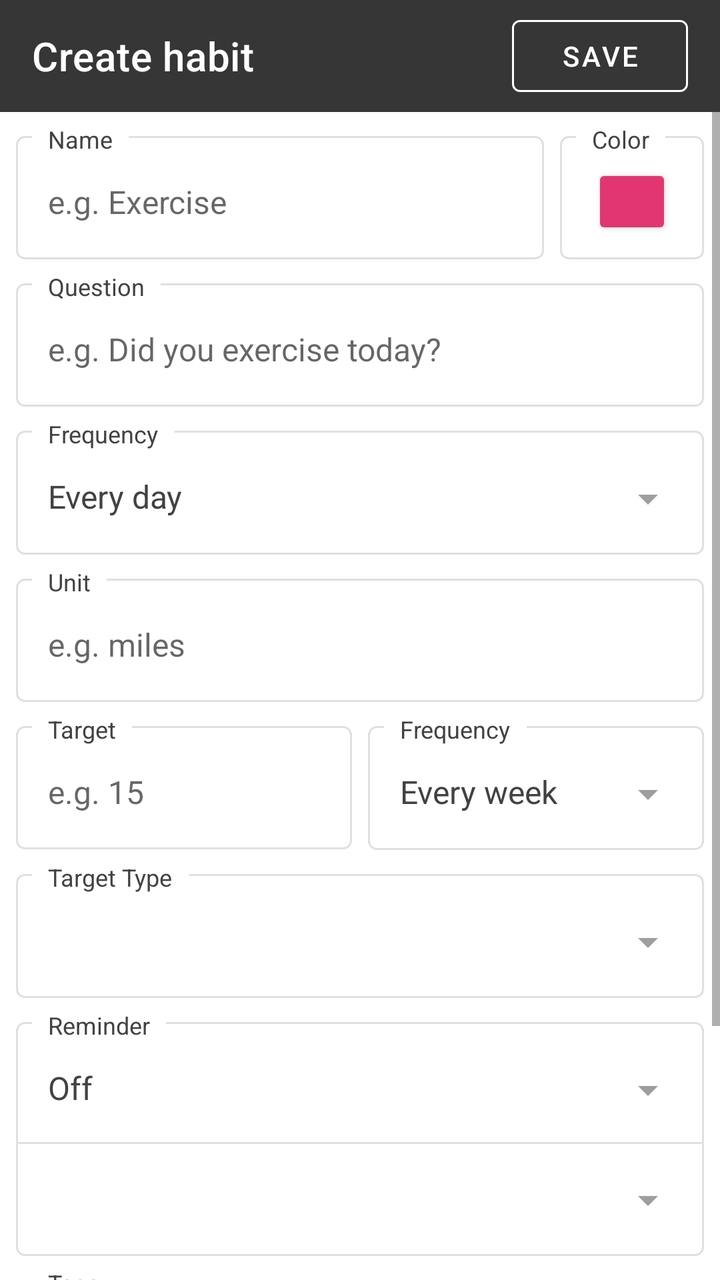
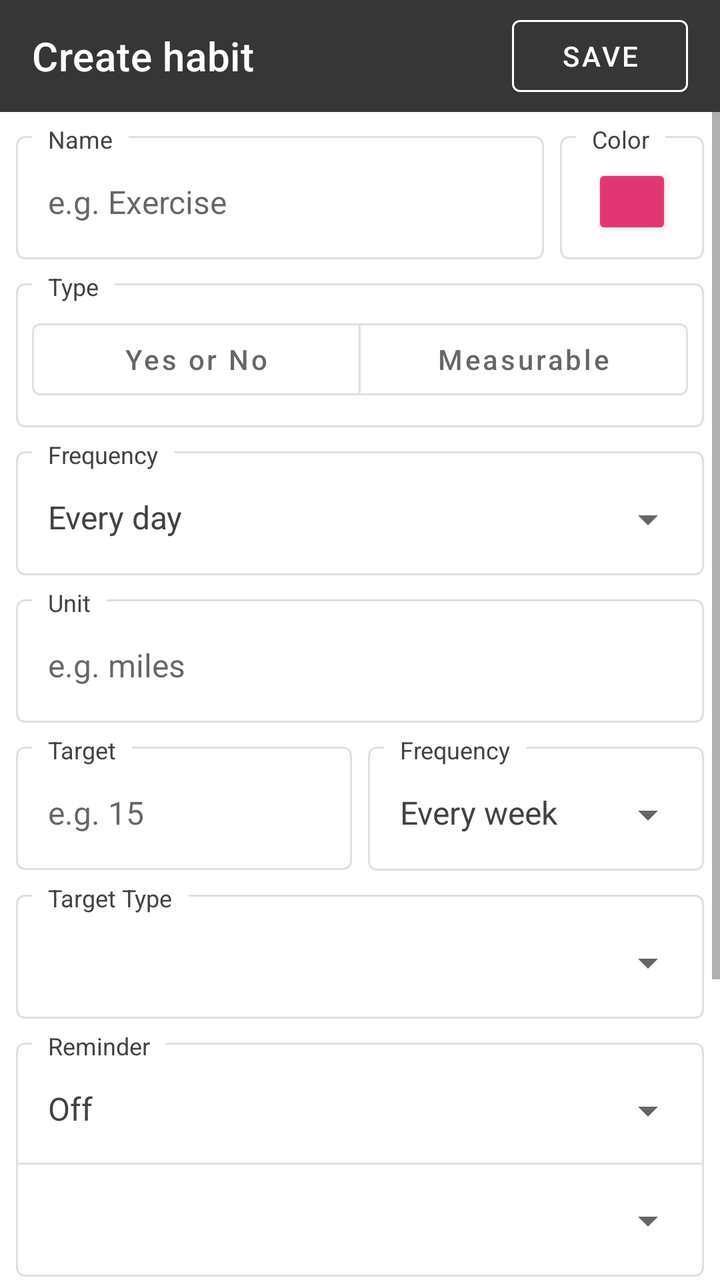

An Android layout rendered at two revisions. The XML below is the earlier revision; the diff shows what the commit changed to produce the second picture.
<!-- AndroidManifest.xml: application theme AppBaseTheme -->
<!-- res/layout/activity_edit_habit.xml -->
<?xml version="1.0" encoding="utf-8"?>
<LinearLayout
    xmlns:android="http://schemas.android.com/apk/res/android"
    xmlns:app="http://schemas.android.com/apk/res-auto"
    xmlns:tools="http://schemas.android.com/tools"
    android:layout_width="match_parent"
    android:layout_height="match_parent"
    android:background="?attr/contrast0"
    android:fitsSystemWindows="true"
    android:orientation="vertical"
    tools:context=".activities.habits.edit.EditHabitActivity">

    <com.google.android.material.appbar.AppBarLayout
        android:layout_width="match_parent"
        android:layout_height="wrap_content">

        <androidx.appcompat.widget.Toolbar
            android:id="@+id/toolbar"
            android:layout_width="match_parent"
            android:layout_height="wrap_content"
            android:background="?attr/colorPrimary"
            android:elevation="2dp"
            android:gravity="end"
            android:minHeight="?attr/actionBarSize"
            android:theme="@style/ThemeOverlay.AppCompat.Dark.ActionBar"
            app:title="@string/create_habit"
            app:titleTextColor="@color/white">

            <com.google.android.material.button.MaterialButton
                android:id="@+id/buttonSave"
                style="@style/Widget.MaterialComponents.Button.OutlinedButton"
                android:layout_width="wrap_content"
                android:layout_height="wrap_content"
                android:layout_gravity="end"
                android:layout_marginEnd="16dp"
                android:text="@string/save"
                android:textColor="@color/white"
                app:rippleColor="@color/white"
                app:strokeColor="@color/white" />
        </androidx.appcompat.widget.Toolbar>

    </com.google.android.material.appbar.AppBarLayout>

    <ScrollView
        android:layout_width="match_parent"
        android:layout_height="0dp"
        android:layout_weight="1"
        app:layout_behavior="@string/appbar_scrolling_view_behavior"
        android:background="?attr/contrast0">

        <LinearLayout
            android:layout_width="match_parent"
            android:layout_height="wrap_content"
            android:orientation="vertical"
            android:paddingTop="8dp"
            android:paddingLeft="4dp"
            android:paddingRight="4dp">

            
            <LinearLayout
                android:layout_width="match_parent"
                android:layout_height="wrap_content"
                android:orientation="horizontal"
                android:baselineAligned="false">

                
                <FrameLayout
                    style="@style/FormOuterBox"
                    android:layout_width="0dp"
                    android:layout_weight="1">
                    <LinearLayout style="@style/FormInnerBox">
                        <TextView
                            style="@style/FormLabel"
                            android:labelFor="@id/nameInput"
                            android:text="@string/name" />
                        <EditText
                            android:id="@+id/nameInput"
                            style="@style/FormInput"
                            android:maxLines="1"
                            android:inputType="textCapSentences"
                            android:hint="@string/yes_or_no_short_example"
                            />
                    </LinearLayout>
                </FrameLayout>

                
                <FrameLayout
                    style="@style/FormOuterBox"
                    android:layout_width="80dp"
                    android:layout_height="match_parent">
                    <LinearLayout style="@style/FormInnerBox">
                        <TextView
                            style="@style/FormLabel"
                            android:text="@string/color" />
                        <androidx.appcompat.widget.AppCompatButton
                            android:id="@+id/colorButton"
                            android:layout_width="match_parent"
                            android:layout_height="match_parent"
                            android:layout_marginLeft="16dp"
                            android:layout_marginTop="8dp"
                            android:layout_marginRight="16dp"
                            android:layout_marginBottom="8dp"
                            android:backgroundTint="#E23673" />

                    </LinearLayout>
                </FrameLayout>
            </LinearLayout>

            
            <FrameLayout style="@style/FormOuterBox">
                <LinearLayout style="@style/FormInnerBox">
                    <TextView
                        style="@style/FormLabel"
                        android:labelFor="@id/questionInput"
                        android:text="@string/question" />
                    <EditText
                        android:id="@+id/questionInput"
                        style="@style/FormInput"
                        android:inputType="textCapSentences|textMultiLine"
                        android:hint="@string/example_question_boolean"
                         />
                </LinearLayout>
            </FrameLayout>

            
            <FrameLayout
                android:id="@+id/frequencyOuterBox"
                style="@style/FormOuterBox">
                <LinearLayout style="@style/FormInnerBox">
                    <TextView
                        style="@style/FormLabel"
                        android:labelFor="@id/boolean_frequency_picker"
                        android:text="@string/frequency" />
                    <TextView
                        style="@style/FormDropdown"
                        android:id="@+id/boolean_frequency_picker"
                        android:text="@string/every_day" />
                </LinearLayout>
            </FrameLayout>

            
            <FrameLayout
                android:id="@+id/unitOuterBox"
                style="@style/FormOuterBox">
                <LinearLayout style="@style/FormInnerBox">
                    <TextView
                        style="@style/FormLabel"
                        android:labelFor="@id/unitInput"
                        android:text="@string/unit" />
                    <EditText
                        style="@style/FormInput"
                        android:id="@+id/unitInput"
                        android:maxLines="1"
                        android:ems="10"
                        android:hint="@string/measurable_units_example"/>
                </LinearLayout>
            </FrameLayout>

            <LinearLayout
                android:id="@+id/targetOuterBox"
                android:layout_width="match_parent"
                android:layout_height="wrap_content"
                android:orientation="horizontal"
                android:baselineAligned="false">
                <FrameLayout
                    style="@style/FormOuterBox"
                    android:layout_width="0dp"
                    android:layout_weight="1">
                    <LinearLayout style="@style/FormInnerBox">
                        <TextView
                            style="@style/FormLabel"
                            android:labelFor="@id/targetInput"
                            android:text="@string/target" />
                        <EditText
                            style="@style/FormInput"
                            android:id="@+id/targetInput"
                            android:maxLines="1"
                            android:inputType="numberDecimal"
                            android:hint="@string/example_target"/>
                    </LinearLayout>
                </FrameLayout>
                <FrameLayout
                    style="@style/FormOuterBox"
                    android:layout_width="0dp"
                    android:layout_weight="1">
                    <LinearLayout style="@style/FormInnerBox">
                        <TextView
                            style="@style/FormLabel"
                            android:labelFor="@id/numericalFrequencyPicker"
                            android:text="@string/frequency" />
                        <TextView
                            style="@style/FormDropdown"
                            android:id="@+id/numericalFrequencyPicker"
                            android:text="@string/every_week"
                            android:textColor="?attr/contrast100"
                            />
                    </LinearLayout>
                </FrameLayout>
            </LinearLayout>

            <FrameLayout
                android:id="@+id/targetTypeOuterBox"
                style="@style/FormOuterBox">
                <LinearLayout style="@style/FormInnerBox">
                    <TextView
                        style="@style/FormLabel"
                        android:labelFor="@id/targetTypePicker"
                        android:text="@string/target_type" />
                    <TextView
                        style="@style/FormDropdown"
                        android:id="@+id/targetTypePicker"
                        android:textColor="?attr/contrast100"
                        />
                </LinearLayout>
            </FrameLayout>


            
            <FrameLayout style="@style/FormOuterBox">
                <LinearLayout style="@style/FormInnerBox">
                    <TextView
                        style="@style/FormLabel"
                        android:labelFor="@id/reminderTimePicker"
                        android:text="@string/reminder" />

                    <TextView
                        style="@style/FormDropdown"
                        android:id="@+id/reminderTimePicker"
                        android:text="@string/reminder_off" />

                    <View
                        style="@style/FormDivider"
                        android:id="@+id/reminderDivider"/>

                    <TextView
                        style="@style/FormDropdown"
                        android:id="@+id/reminderDatePicker"
                        android:text="" />
                </LinearLayout>
            </FrameLayout>


            <FrameLayout style="@style/FormOuterBox">
                <LinearLayout style="@style/FormInnerBox">
                    <TextView
                        style="@style/FormLabel"
                        android:labelFor="@id/tagsInput"
                        android:text="@string/habit_tags" />

                    <EditText
                        android:id="@+id/tagsInput"
                        style="@style/FormInput"
                        android:inputType="textCapWords|textMultiLine"
                        android:minLines="2"
                        android:freezesText="true"
                        android:hint="@string/habit_tags_hint" />
                </LinearLayout>
            </FrameLayout>

            
            <FrameLayout style="@style/FormOuterBox">
                <LinearLayout style="@style/FormInnerBox">
                    <TextView
                        style="@style/FormLabel"
                        android:labelFor="@id/notesInput"
                        android:text="@string/notes" />

                    <EditText
                        android:id="@+id/notesInput"
                        style="@style/FormInput"
                        android:inputType="textCapSentences|textMultiLine"
                        android:hint="@string/example_notes" />
                </LinearLayout>
            </FrameLayout>
        </LinearLayout>
    </ScrollView>

</LinearLayout>
<!-- resources referenced by this layout -->
<resources>
  <color name="white">#ffffff</color>
  <string name="color">Color</string>
  <string name="habit_tags_hint">One tag per line</string>
  <string name="name">Name</string>
  <string name="notes">Notes</string>
  <string name="save">Save</string>
  <string name="target">Target</string>
  <string name="unit">Unit</string>
  <style name="AppBaseTheme" parent="@style/Theme.MaterialComponents.Light.NoActionBar">
          <item name="aboutScreenColor">@color/blue_800</item>
          <item name="actionBarPopupTheme">@style/ThemeOverlay.AppCompat.Light</item>
          <item name="actionModeBackground">@color/grey_700</item>
          <item name="android:alertDialogTheme">@style/Theme.AppCompat.Light.Dialog</item>
          <item name="android:dialogTheme">@style/Theme.AppCompat.Light.Dialog</item>
          <item name="android:forceDarkAllowed" tools:targetApi="q">false</item>
          <item name="android:itemBackground">?attr/contrast0</item>
          <item name="android:navigationBarColor">?attr/colorPrimary</item>
          <item name="android:textColor">@color/grey_800</item>
          <item name="cardBackground">@drawable/card_light_background</item>
          <item name="cardBgColor">@color/grey_50</item>
          <item name="colorAccent">?aboutScreenColor</item>
          <item name="colorPrimary">#363636</item>
          <item name="colorPrimaryDark">#303030</item>
          <item name="dialogIconChangeColor">@drawable/ic_action_color_light</item>
          <item name="headerBackgroundColor">@color/grey_200</item>
          <item name="highlightedBackgroundColor">@color/grey_100</item>
          <item name="iconAdd">@drawable/ic_action_add_dark</item>
          <item name="iconArchive">@drawable/ic_action_archive_dark</item>
          <item name="iconChangeColor">@drawable/ic_action_color_dark</item>
          <item name="iconDownload">@drawable/ic_action_download_dark</item>
          <item name="iconEdit">@drawable/ic_action_edit_dark</item>
          <item name="iconFilter">@drawable/ic_action_filter_dark</item>
          <item name="iconUnarchive">@drawable/ic_action_unarchive_dark</item>
          <item name="iconArrowUp">@drawable/ic_arrow_up_light</item>
          <item name="iconArrowDown">@drawable/ic_arrow_down_light</item>
          <item name="contrast0">@color/white</item>
          <item name="contrast20">@color/grey_300</item>
          <item name="contrast40">@color/grey_350</item>
          <item name="contrast60">@color/grey_500</item>
          <item name="contrast80">@color/grey_700</item>
          <item name="contrast100">@color/grey_800</item>
          <item name="palette">@array/lightPalette</item>
          <item name="preferenceTheme">@style/PreferenceThemeOverlay.v14.Material</item>
          <item name="scrollableRecyclerViewStyle">@style/ScrollableRecyclerViewStyle</item>
          <item name="selectedBackground">@drawable/selected_box</item>
          <item name="toolbarPopupTheme">@style/ThemeOverlay.AppCompat.Light</item>
          <item name="useHabitColorAsPrimary">true</item>
          <item name="widgetBackgroundAlpha">1</item>
          <item name="widgetShadowAlpha">0.25</item>
          <item name="windowActionModeOverlay">true</item>
          <item name="windowBackgroundColor">@color/grey_200</item>
          <item name="android:colorBackground">@color/color_background</item>
          <item name="android:textColorAlertDialogListItem">@color/grey_800</item>
          <item name="singleLineTitle">false</item>
          <item name="dialogFormLabelColor">@color/white</item>
      </style>
  <color name="grey_800">#424242</color>
  <color name="grey_50">#FAFAFA</color>
  <color name="grey_200">#EEEEEE</color>
  <color name="grey_100">#F5F5F5</color>
  <color name="grey_300">#E0E0E0</color>
  <color name="grey_350">#D8D8D8</color>
  <color name="grey_500">#9E9E9E</color>
  <!-- unchanged entries left out for length: 41 -->
</resources>

<!-- the commit's change to res/layout/activity_edit_habit.xml (unified diff, before → after) -->
@@ -106,19 +106,46 @@
                 </FrameLayout>
             </LinearLayout>
 
-            
-            <FrameLayout style="@style/FormOuterBox">
-                <LinearLayout style="@style/FormInnerBox">
-                    <TextView
-                        style="@style/FormLabel"
-                        android:labelFor="@id/questionInput"
-                        android:text="@string/question" />
-                    <EditText
-                        android:id="@+id/questionInput"
-                        style="@style/FormInput"
-                        android:inputType="textCapSentences|textMultiLine"
-                        android:hint="@string/example_question_boolean"
-                         />
+            <FrameLayout
+                android:id="@+id/typeOuterBox"
+                style="@style/FormOuterBox">
+                <LinearLayout style="@style/FormInnerBox">
+                    <TextView
+                        style="@style/FormLabel"
+                        android:labelFor="@id/typeToggle"
+                        android:text="@string/habit_type" />
+
+                    <com.google.android.material.button.MaterialButtonToggleGroup
+                        android:id="@+id/typeToggle"
+                        android:layout_width="match_parent"
+                        android:layout_height="wrap_content"
+                        android:layout_margin="8dp"
+                        android:saveEnabled="false"
+                        app:singleSelection="true"
+                        app:selectionRequired="true">
+
+                        <com.google.android.material.button.MaterialButton
+                            android:id="@+id/typeYesNo"
+                            style="@style/Widget.MaterialComponents.Button.OutlinedButton"
+                            android:layout_width="0dp"
+                            android:layout_height="wrap_content"
+                            android:layout_weight="1"
+                            android:minHeight="48dp"
+                            android:saveEnabled="false"
+                            android:text="@string/yes_or_no"
+                            android:textAllCaps="false" />
+
+                        <com.google.android.material.button.MaterialButton
+                            android:id="@+id/typeMeasurable"
+                            style="@style/Widget.MaterialComponents.Button.OutlinedButton"
+                            android:layout_width="0dp"
+                            android:layout_height="wrap_content"
+                            android:layout_weight="1"
+                            android:minHeight="48dp"
+                            android:saveEnabled="false"
+                            android:text="@string/measurable"
+                            android:textAllCaps="false" />
+                    </com.google.android.material.button.MaterialButtonToggleGroup>
                 </LinearLayout>
             </FrameLayout>
 
@@ -244,34 +271,81 @@
                 <LinearLayout style="@style/FormInnerBox">
                     <TextView
                         style="@style/FormLabel"
-                        android:labelFor="@id/tagsInput"
+                        android:labelFor="@id/sectionPicker"
+                        android:text="@string/habit_section" />
+
+                    <TextView
+                        android:id="@+id/sectionPicker"
+                        style="@style/FormDropdown" />
+                </LinearLayout>
+            </FrameLayout>
+
+            <FrameLayout style="@style/FormOuterBox">
+                <LinearLayout style="@style/FormInnerBox">
+                    <TextView
+                        style="@style/FormLabel"
+                        android:labelFor="@id/tagsPicker"
                         android:text="@string/habit_tags" />
 
-                    <EditText
-                        android:id="@+id/tagsInput"
-                        style="@style/FormInput"
-                        android:inputType="textCapWords|textMultiLine"
-                        android:minLines="2"
-                        android:freezesText="true"
-                        android:hint="@string/habit_tags_hint" />
-                </LinearLayout>
-            </FrameLayout>
-
-            
-            <FrameLayout style="@style/FormOuterBox">
-                <LinearLayout style="@style/FormInnerBox">
-                    <TextView
-                        style="@style/FormLabel"
-                        android:labelFor="@id/notesInput"
-                        android:text="@string/notes" />
-
-                    <EditText
-                        android:id="@+id/notesInput"
-                        style="@style/FormInput"
-                        android:inputType="textCapSentences|textMultiLine"
-                        android:hint="@string/example_notes" />
-                </LinearLayout>
-            </FrameLayout>
+                    <TextView
+                        android:id="@+id/tagsPicker"
+                        style="@style/FormDropdown"
+                        android:focusable="true"
+                        android:hint="@string/habit_tags_none" />
+                </LinearLayout>
+            </FrameLayout>
+
+            <androidx.appcompat.widget.AppCompatButton
+                android:id="@+id/moreToggle"
+                android:layout_width="match_parent"
+                android:layout_height="wrap_content"
+                android:minHeight="48dp"
+                android:gravity="center"
+                android:padding="12dp"
+                android:background="?attr/selectableItemBackground"
+                android:clickable="true"
+                android:focusable="true"
+                android:stateListAnimator="@null"
+                android:textAllCaps="false"
+                android:text="@string/more_options"
+                android:textColor="?attr/contrast60"
+                android:textSize="@dimen/smallerTextSize" />
+
+            <LinearLayout
+                android:id="@+id/moreGroup"
+                android:layout_width="match_parent"
+                android:layout_height="wrap_content"
+                android:orientation="vertical"
+                android:visibility="gone">
+
+                <FrameLayout style="@style/FormOuterBox">
+                    <LinearLayout style="@style/FormInnerBox">
+                        <TextView
+                            style="@style/FormLabel"
+                            android:labelFor="@id/questionInput"
+                            android:text="@string/question" />
+                        <EditText
+                            android:id="@+id/questionInput"
+                            style="@style/FormInput"
+                            android:inputType="textCapSentences|textMultiLine"
+                            android:hint="@string/example_question_boolean" />
+                    </LinearLayout>
+                </FrameLayout>
+
+                <FrameLayout style="@style/FormOuterBox">
+                    <LinearLayout style="@style/FormInnerBox">
+                        <TextView
+                            style="@style/FormLabel"
+                            android:labelFor="@id/notesInput"
+                            android:text="@string/notes" />
+                        <EditText
+                            android:id="@+id/notesInput"
+                            style="@style/FormInput"
+                            android:inputType="textCapSentences|textMultiLine"
+                            android:hint="@string/example_notes" />
+                    </LinearLayout>
+                </FrameLayout>
+            </LinearLayout>
         </LinearLayout>
     </ScrollView>
 
<!-- resource entries referenced after the edit -->
@@ -2,12 +2,17 @@
 <resources>
   <color name="white">#ffffff</color>
   <string name="color">Color</string>
-  <string name="habit_tags_hint">One tag per line</string>
+  <string name="habit_section">Section</string>
+  <string name="habit_tags_none">None</string>
+  <string name="habit_type">Type</string>
+  <string name="measurable">Measurable</string>
+  <string name="more_options">More options</string>
   <string name="name">Name</string>
   <string name="notes">Notes</string>
   <string name="save">Save</string>
   <string name="target">Target</string>
   <string name="unit">Unit</string>
+  <string name="yes_or_no">Yes or No</string>
   <style name="AppBaseTheme" parent="@style/Theme.MaterialComponents.Light.NoActionBar">
           <item name="aboutScreenColor">@color/blue_800</item>
           <item name="actionBarPopupTheme">@style/ThemeOverlay.AppCompat.Light</item>
@@ -37,11 +42,10 @@
           <item name="iconArrowDown">@drawable/ic_arrow_down_light</item>
           <item name="contrast0">@color/white</item>
           <item name="contrast20">@color/grey_300</item>
-          <item name="contrast40">@color/grey_350</item>
-          <item name="contrast60">@color/grey_500</item>
+          <item name="contrast40">@color/grey_550</item>
+          <item name="contrast60">@color/grey_650</item>
           <item name="contrast80">@color/grey_700</item>
           <item name="contrast100">@color/grey_800</item>
-          <item name="palette">@array/lightPalette</item>
           <item name="preferenceTheme">@style/PreferenceThemeOverlay.v14.Material</item>
           <item name="scrollableRecyclerViewStyle">@style/ScrollableRecyclerViewStyle</item>
           <item name="selectedBackground">@drawable/selected_box</item>
@@ -61,7 +65,8 @@
   <color name="grey_200">#EEEEEE</color>
   <color name="grey_100">#F5F5F5</color>
   <color name="grey_300">#E0E0E0</color>
-  <color name="grey_350">#D8D8D8</color>
+  <color name="grey_550">#8A8A8A</color>
+  <color name="grey_650">#666666</color>
   <color name="grey_500">#9E9E9E</color>
   <!-- unchanged entries left out for length: 41 -->
 </resources>
